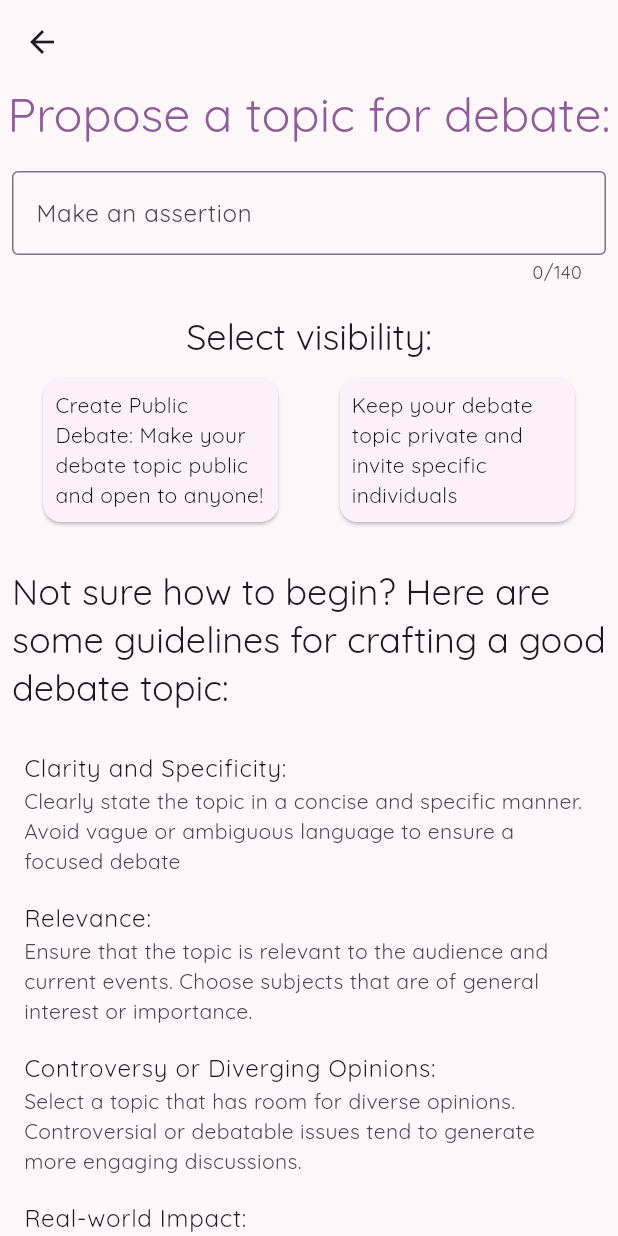
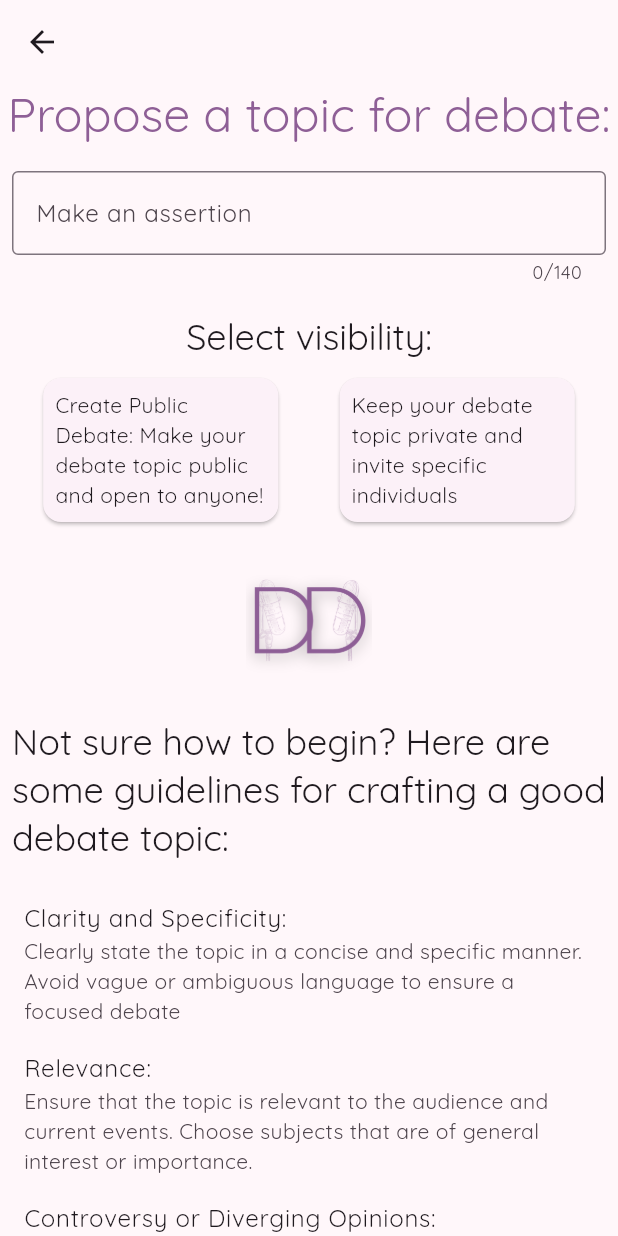
Before and after one commit to Hayley-Smith/debate_dais_prod, a Flutter app: the StartDebate screen opened by its route, on a phone screen of 412 x 824 dp. Run offline on Flutter 3.47's test engine with Material 3 defaults, Android fonts, the phone set to English and light mode, and no system bars; our stand-ins replace google_fonts.

Commit message:
added small logo

```diff
--- a/lib/start_debate.dart
+++ b/lib/start_debate.dart
@@ -96,6 +96,17 @@ class _StartDebateState extends State<StartDebate> {
               height: 10,
             ),
 
+            SizedBox(height: 100,
+              child: const Padding(
+                padding: EdgeInsets.all(8.0),
+                child: Image(
+                  image: AssetImage(
+                    "assets/smalllogo.png",
+                  ),
+                ),
+              ),
+            ),
+
             //listview of instructions on how to make an assertion
             Padding(
               padding: const EdgeInsets.all(8.0),
```
